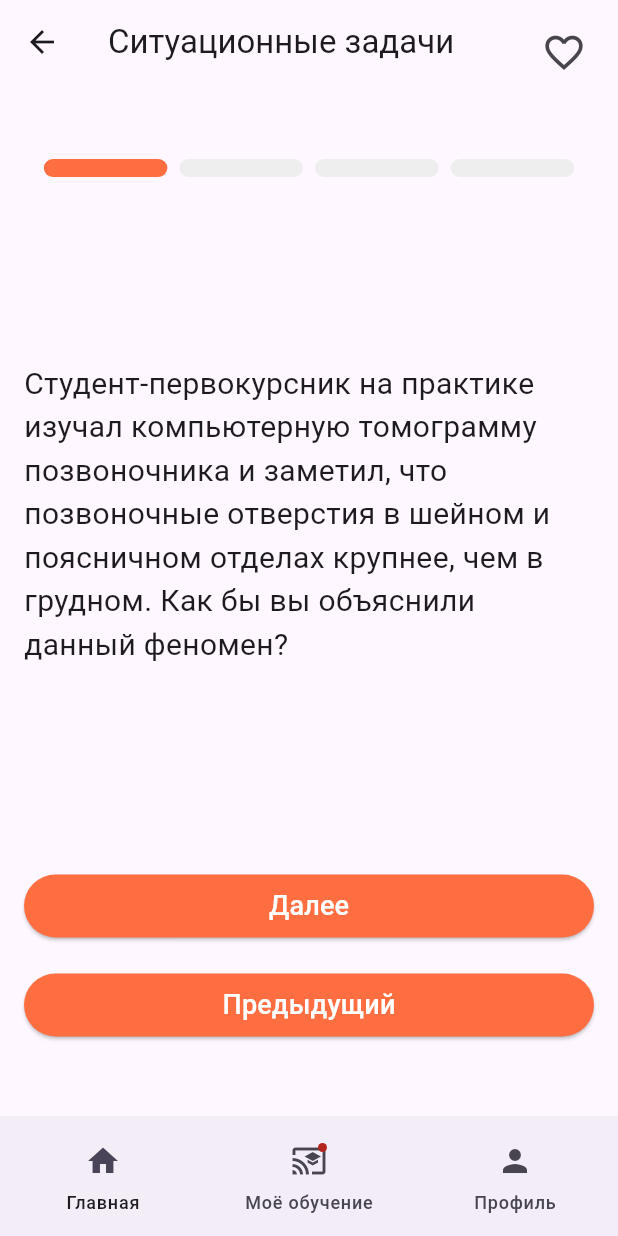
After one commit to T1murk1n/App, a Flutter app: the Situation screen opened by its route, on a phone screen of 412 x 824 dp. The commit adds this screen. Run offline on Flutter 3.47's test engine with Material 3 defaults, Android fonts, the phone set to English and light mode, and no system bars; drawn by our look-alikes of carousel_slider, smooth_page_indicator; our stand-ins replace blur, flip_card.

Commit message:
create page Situation tasks

```diff
--- a/lib/main.dart
+++ b/lib/main.dart
@@ -8,6 +8,7 @@ import 'package:medicine/pages/cards.dart';
 import 'package:medicine/pages/quiz.dart';
 import 'package:medicine/pages/menu_latin.dart';
 import 'package:medicine/pages/quiz2.dart';
+import 'package:medicine/pages/situation.dart';
 
 void main() => runApp(MaterialApp(
   debugShowCheckedModeBanner: false,
@@ -25,5 +26,6 @@ void main() => runApp(MaterialApp(
     '/quiz': (context) => const Quiz(),
     '/menu_latin': (context) => const MenuLatin(),
     '/quiz2': (context) => const QuizzScreen(),
+    '/situation': (context) => const Situation(),
   },
 ));
--- /dev/null
+++ b/lib/pages/situation.dart
@@ -0,0 +1,166 @@
+import 'package:flutter/material.dart';
+import 'package:carousel_slider/carousel_slider.dart';
+import 'package:medicine/pages/styles.dart';
+import 'package:smooth_page_indicator/smooth_page_indicator.dart';
+
+class Situation extends StatefulWidget {
+  const Situation({super.key});
+
+  @override
+  State<Situation> createState() => _SituationState();
+}
+dynamic arrSituation = ['Студент-первокурсник на практике изучал компьютерную томограмму позвоночника и заметил, что позвоночные отверстия в шейном и поясничном отделах крупнее, чем в грудном. Как бы вы объяснили данный феномен?',
+'В шейном и поясничном отделах толще спинной мозг, так как здесь от него отходят нервы к руке и ноге. В соответствии с толщиной спинного будут толще и позвоночные отверстия',
+'В шейном и поясничном отделах толще спинной мозг, так как здесь от него отходят нервы к руке и ноге. В соответствии с толщиной спинного будут толще и позвоночные отверстия',
+  'В шейном и поясничном отделах толще спинной мозг, так как здесь от него отходят нервы к руке и ноге. В соответствии с толщиной спинного будут толще и позвоночные отверстия'];
+
+class _SituationState extends State<Situation> {
+  final controller = CarouselController();
+  int currentIndex = 0;
+  @override
+  Widget build(BuildContext context) {
+    return Scaffold(
+      bottomNavigationBar: NavigationBar(
+        onDestinationSelected: (int index) {
+          if(index == 0) {
+            Navigator.pushNamed(context, '/');
+          }
+          if(index == 1) {
+            Navigator.pushNamed(context, '/splash');
+          }
+          if(index == 2) {
+            Navigator.pushNamed(context, '/splash');
+          }
+        },
+        indicatorColor: Colors.transparent,
+        destinations: const <Widget>[
+          NavigationDestination(
+            icon: Icon(Icons.home),
+            label: 'Главная',
+          ),
+          NavigationDestination(
+            icon: Badge(child: Icon(Icons.cast_for_education)),
+            label: 'Моё обучение',
+          ),
+          NavigationDestination(
+            icon: Icon(Icons.person),
+            label: 'Профиль',
+          ),
+        ],
+      ),
+      appBar: AppBar(
+        title: Text('Ситуационные задачи'),
+        actions: [
+          Padding(
+            padding: const EdgeInsets.all(12.0),
+            child: IconButton(
+              onPressed: () {
+
+              },
+              icon: Icon(Icons.favorite_border, size: 30),
+            ),
+          )
+        ],
+      ),
+      body: SafeArea(
+          child: Padding(
+            padding: const EdgeInsets.all(16.0),
+            child: Column(
+                mainAxisAlignment: MainAxisAlignment.center,
+              children: [
+                buildIndicator(),
+                 CarouselSlider.builder(
+                      itemCount: arrSituation.length,
+                      itemBuilder: (context, index, realIndex) {
+                        //final item = arrSituation[index];
+
+                        return buildText(index);
+                      },
+                      carouselController: controller,
+                      options: CarouselOptions(
+                        height: 450,
+                        initialPage: 0,
+                        viewportFraction: 1,
+                        enableInfiniteScroll: false,
+                        enlargeCenterPage: true,
+                        onPageChanged: (index, reason) {
+                          setState(() {
+                            print(reason.toString());
+                            currentIndex = index;
+                          });
+                        }
+                      ),
+
+                  ),
+                SizedBox(height: 12,),
+                buildButtons(),
+
+              ],
+            ),
+          ),
+      ),
+    );
+  }
+
+
+  Widget buildIndicator() => AnimatedSmoothIndicator(
+      activeIndex: currentIndex,
+      count: arrSituation.length,
+      onDotClicked: animateToSlide,
+      effect: SlideEffect(
+        dotWidth: MediaQuery.of(context).size.width / (arrSituation.length+1),
+        dotHeight: 12,
+        activeDotColor: Colors.deepOrangeAccent,
+        dotColor: Colors.grey.shade200
+      ),
+  );
+
+  Widget buildButtons({bool stretch = false}) => Column(
+    mainAxisAlignment: MainAxisAlignment.spaceAround,
+    children: [
+      Container(
+        width: double.infinity,
+        child: ElevatedButton(
+          style: ElevatedButton.styleFrom(
+              backgroundColor: Colors.deepOrangeAccent
+          ),
+              onPressed: next,
+              child: Padding(
+                padding: const EdgeInsets.all(8.0),
+                child: Text('Далее', style: TextStyle(color: Colors.white, fontSize: 18),),
+              ),
+            ),
+      ),
+      SizedBox(height: 18,),
+      Container(
+        width: double.infinity,
+        child: ElevatedButton(
+          style: ElevatedButton.styleFrom(
+              backgroundColor: Colors.deepOrangeAccent
+          ),
+          onPressed: previous,
+          child: Padding(
+            padding: const EdgeInsets.all(8.0),
+            child: Text('Предыдущий', style: TextStyle(color: Colors.white, fontSize: 18),),
+          ),
+        ),
+      ),
+    ],
+  );
+  void next() {
+    controller.nextPage();
+  }
+  void previous() {
+    controller.previousPage();
+  }
+  void animateToSlide(int index) => controller.animateToPage(index);
+
+  Widget buildText(int index) => Container(
+    child: Column(
+      mainAxisAlignment: MainAxisAlignment.center,
+      children: [
+        Text(arrSituation[index], style: TextStyle(fontSize: 20),),
+      ],
+    ),
+  );
+}
--- a/lib/pages/splash.dart
+++ b/lib/pages/splash.dart
@@ -21,7 +21,6 @@ class _SplashScreenState extends State<SplashScreen> with TickerProviderStateMix
   );
 
 
-
   @override
   void initState() {
     super.initState();
@@ -39,8 +38,6 @@ class _SplashScreenState extends State<SplashScreen> with TickerProviderStateMix
     super.dispose();
 
   }
-
-
 
   Widget build(BuildContext context) {
     return
--- /dev/null
+++ b/lib/pages/styles.dart
@@ -0,0 +1,28 @@
+import 'package:flutter/material.dart';
+
+final text = TextStyle(
+    fontSize: 14,
+    fontWeight: FontWeight.w300,
+    fontFamily: 'Roboto',
+    color: Colors.black
+);
+final style = ButtonStyle(
+    padding: MaterialStateProperty.all(EdgeInsets.all(0)),
+    minimumSize: MaterialStateProperty.all(Size(160, 160)),
+    shape: MaterialStateProperty.all(
+        RoundedRectangleBorder(
+            borderRadius: BorderRadius.circular(20)
+        )
+    )
+);
+final titleText = TextStyle(
+    fontSize: 16,
+    fontWeight: FontWeight.w600,
+    fontFamily: 'Roboto'
+);
+
+class AppColor {
+  static final greenColor = Color.fromARGB(35, 28, 169, 80);
+  static final redColor = Color.fromARGB(35, 239, 68, 68);
+  static final transparentColor = Color.fromARGB(255, 255, 251, 254);
+}
--- a/pubspec.yaml
+++ b/pubspec.yaml
@@ -31,6 +31,7 @@ dependencies:
   flip_card: ^0.6.0
   blur: ^3.0.0
   carousel_slider: ^4.0.0
+  smooth_page_indicator: ^1.1.0
   flutter:
     sdk: flutter
 
```
Also changed, not shown: lib/pages/cards.dart (+1 -6 lines), lib/pages/home.dart (+0 -9 lines), lib/pages/main_screen.dart (+2 -15 lines), lib/pages/menu.dart (+2 -6 lines), lib/pages/menu_latin.dart (+1 -16 lines), lib/pages/notes.dart (+1 -11 lines), lib/pages/quiz2.dart (+1 -6 lines), pubspec.lock.
